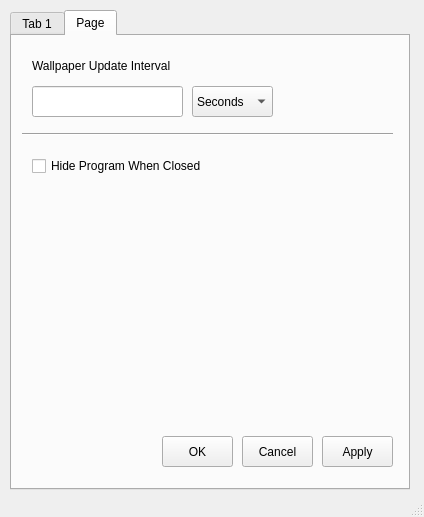
First picture: the form in gui/ui/mainwindow.ui, repository Gavin1937/WallpaperChanger, before the edit.
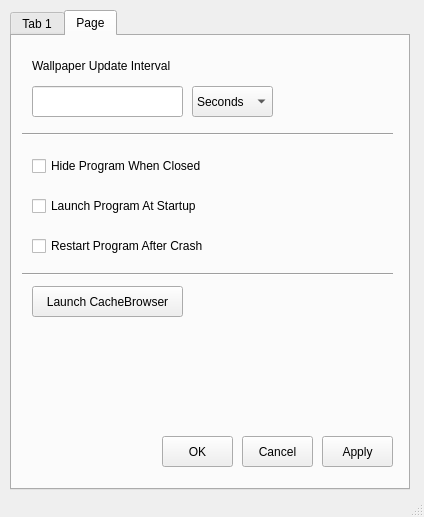
Second picture: the form after the edit. The open tabs and pages were chosen to show the change.

Commit message: add in AppLaunchHandler module; add widgets for new features

What changed in the file:
```diff
--- a/gui/ui/mainwindow.ui
+++ b/gui/ui/mainwindow.ui
@@ -409,6 +409,64 @@
        <enum>Qt::Horizontal</enum>
       </property>
      </widget>
+     <widget class="QCheckBox" name="tab1ChkBox_LaunchAtStartup">
+      <property name="geometry">
+       <rect>
+        <x>20</x>
+        <y>160</y>
+        <width>191</width>
+        <height>20</height>
+       </rect>
+      </property>
+      <property name="toolTip">
+       <string>Program will modify your Registry in order to launch at Windows startup.</string>
+      </property>
+      <property name="text">
+       <string>Launch Program At Startup</string>
+      </property>
+     </widget>
+     <widget class="QCheckBox" name="tab1ChkBox_RestartAfterCrash">
+      <property name="geometry">
+       <rect>
+        <x>20</x>
+        <y>200</y>
+        <width>191</width>
+        <height>20</height>
+       </rect>
+      </property>
+      <property name="toolTip">
+       <string>Disabling will be apply on next time when program launches.</string>
+      </property>
+      <property name="text">
+       <string>Restart Program After Crash</string>
+      </property>
+     </widget>
+     <widget class="Line" name="line_4">
+      <property name="geometry">
+       <rect>
+        <x>10</x>
+        <y>230</y>
+        <width>371</width>
+        <height>16</height>
+       </rect>
+      </property>
+      <property name="orientation">
+       <enum>Qt::Horizontal</enum>
+      </property>
+     </widget>
+     <widget class="QPushButton" name="tab1Bnt_LaunchCacheBrowser">
+      <property name="geometry">
+       <rect>
+        <x>20</x>
+        <y>250</y>
+        <width>151</width>
+        <height>31</height>
+       </rect>
+      </property>
+      <property name="text">
+       <string>Launch CacheBrowser</string>
+      </property>
+     </widget>
     </widget>
    </widget>
   </widget>
```
Left out of the diff: 4 changed lines with no effect on the pictures. The commit also changes 6 other files.
